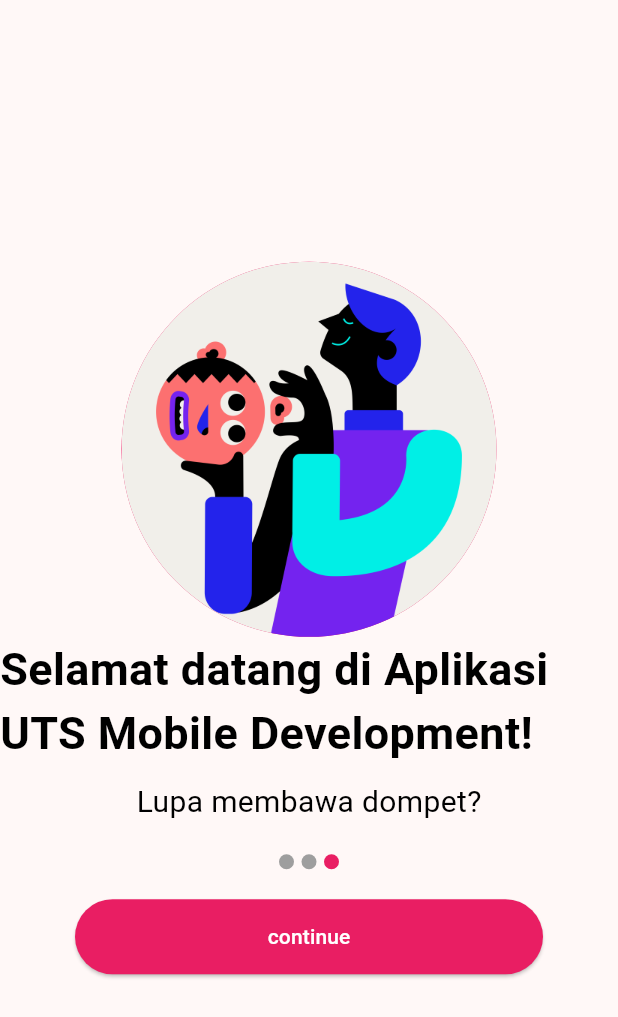
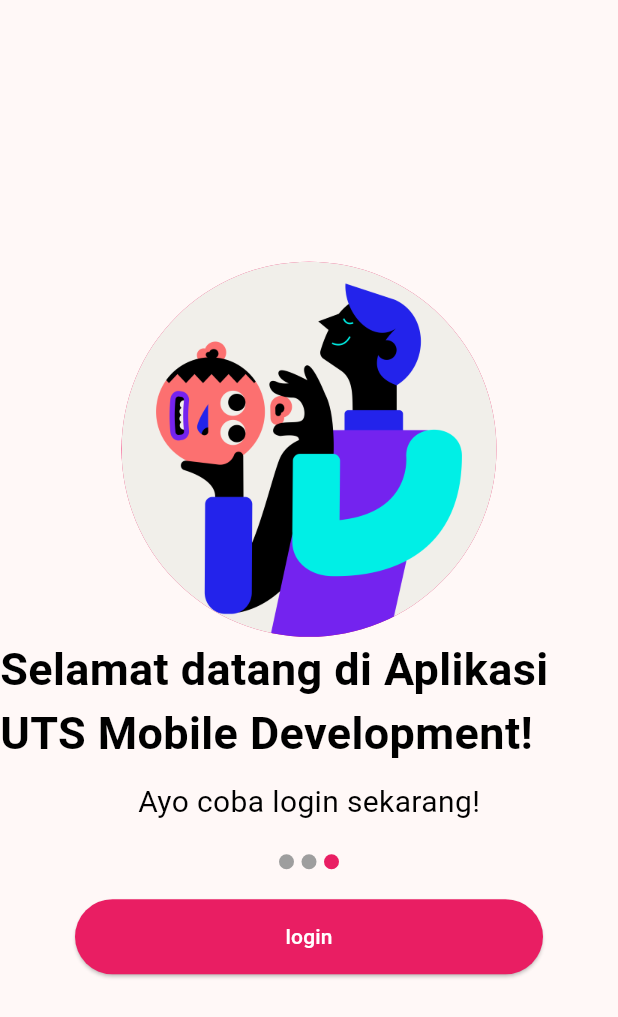
Before and after one commit to KishiEdward/KB1179-1123150045-uts, a Flutter app: the SplashScreen3 screen opened directly, on a phone screen of 412 x 824 dp. Shown: the top 1017 px of the screen. Run offline on Flutter 3.47's test engine with Material 3 defaults, Android fonts, the phone set to English and light mode, and no system bars.

Commit message:
finalisasi tampilan splash

```diff
--- a/lib/screen/splash_screen1.dart
+++ b/lib/screen/splash_screen1.dart
@@ -26,7 +26,7 @@ class SplashScreen1 extends StatelessWidget {
             ),
 
             Text(
-              "Selamat datang di Aplikasi UTS Mobile Development!",
+              "Bagaimana harimu? Ayo mulai dengan aplikasi UTS Mobile Development!",
               style: TextStyle(
                 fontSize: 30,
                 fontWeight: FontWeight.bold,
--- a/lib/screen/splash_screen3.dart
+++ b/lib/screen/splash_screen3.dart
@@ -37,7 +37,7 @@ class SplashScreen3 extends StatelessWidget {
             SizedBox(height: 10),
 
             Text(
-              "Lupa membawa dompet?",
+              "Ayo coba login sekarang!",
               style: TextStyle(
                 fontSize: 20,
                 color: const Color.fromARGB(255, 0, 0, 0),
@@ -99,7 +99,7 @@ class SplashScreen3 extends StatelessWidget {
                   },
                   style: ElevatedButton.styleFrom(backgroundColor: Colors.pink),
                   child: Text(
-                    "continue",
+                    "login",
                     style: TextStyle(fontSize: 14, color: Colors.white),
                   ),
                 ),
```
